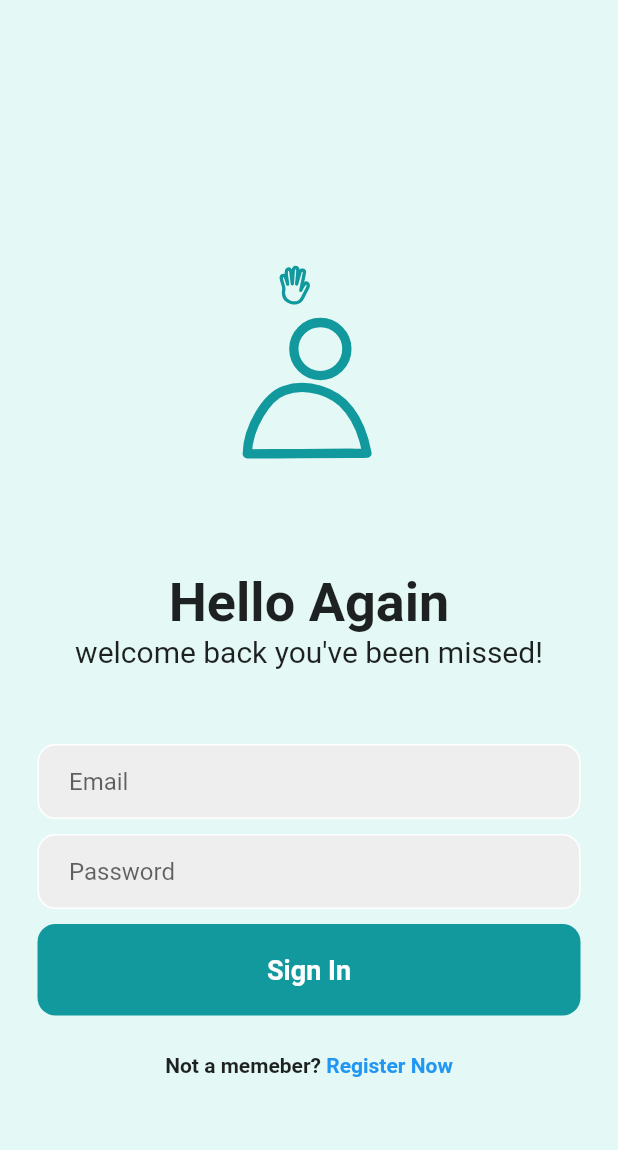
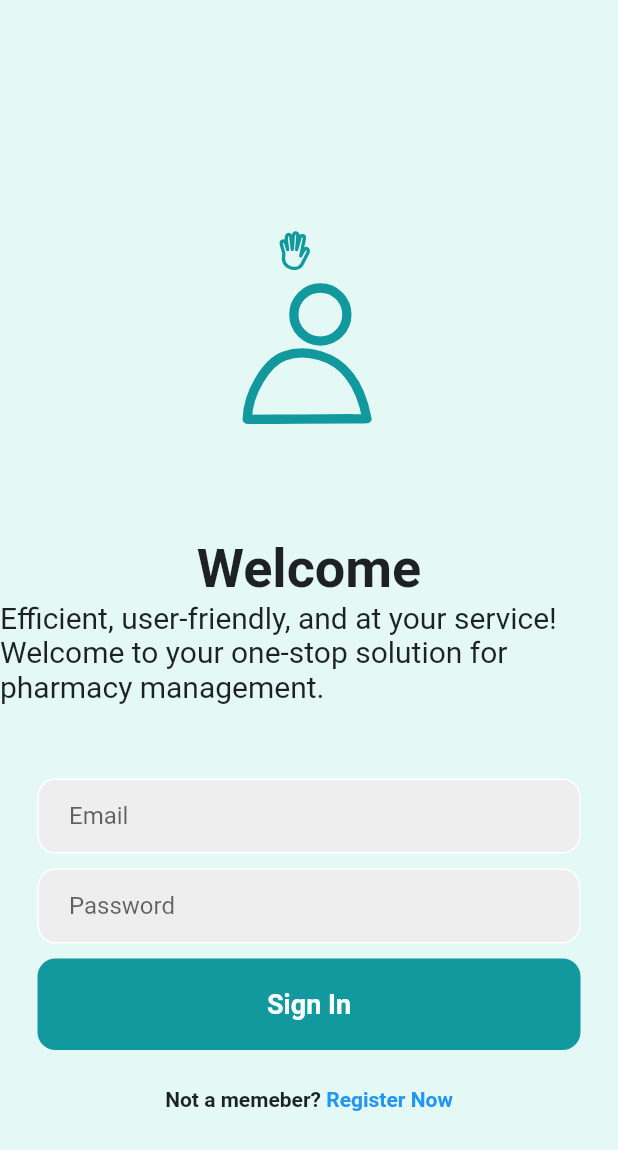
Before and after one commit to xkhaliil/PharmacyManagementSystem, a Flutter app: the screen it shows after launch, after a tap on "Return to login page !", on a phone screen of 412 x 824 dp. Shown: the top 1150 px of the screen. Run offline on Flutter 3.47's test engine with Material 2 defaults, Android fonts, the phone set to English and light mode, and no system bars; our stand-ins replace lottie; missing offline and left inert: dart:js.

Commit message:
login message

```diff
--- a/lib/login_screen/login.dart
+++ b/lib/login_screen/login.dart
@@ -27,7 +27,7 @@ class _LoginScreenState extends State<LoginScreen> {
               )),
             ),
             const Text(
-              'Hello Again',
+              'Welcome',
               style: TextStyle(
                 fontWeight: FontWeight.bold,
                 fontSize: 36,
@@ -35,7 +35,7 @@ class _LoginScreenState extends State<LoginScreen> {
             ),
 
             const Text(
-              'welcome back you\'ve been missed!',
+              'Efficient, user-friendly, and at your service! Welcome to your one-stop solution for pharmacy management.',
               style: TextStyle(
                 fontSize: 20,
               ),
```
